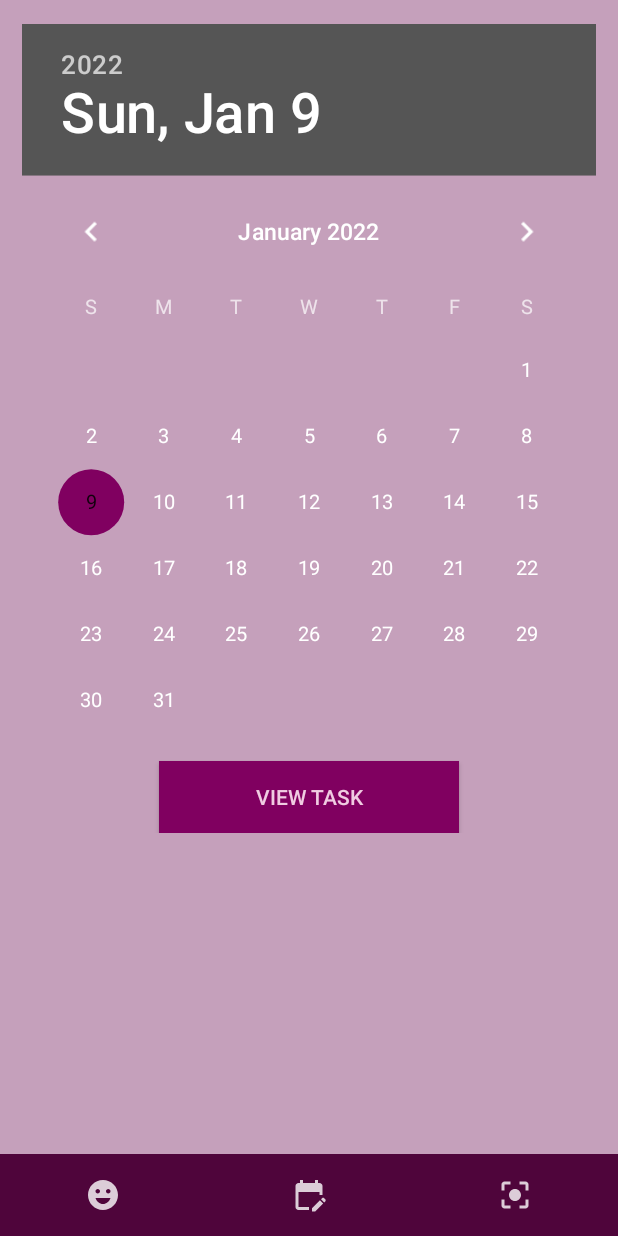
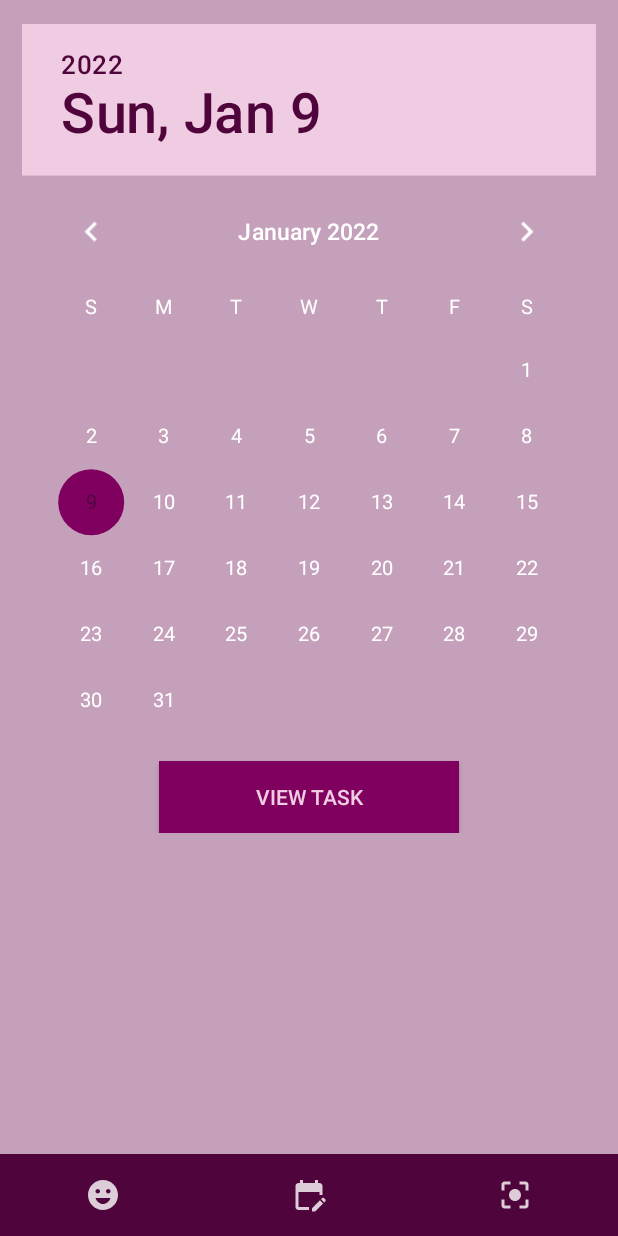
Before and after one commit to diaas14/PlanA, an Android app: the FirstCalendarTab screen opened directly, with no data from a screen before it, on a phone screen of 412 x 824 dp. Run offline under Robolectric (Android 15) with nearby library versions, the phone set to English and light mode, and no system bars.

Commit message:
styles updated

```diff
--- a/app/src/main/res/layout/activity_first_calendar_tab.xml
+++ b/app/src/main/res/layout/activity_first_calendar_tab.xml
@@ -19,12 +19,11 @@
             android:layout_centerHorizontal="true"
             android:layout_gravity="center"
             android:layout_marginTop="37dp"
-            android:dateTextAppearance="@style/CalenderViewDateCustomText"
             android:scaleX="1.1"
             android:scaleY="1.1"
-            android:theme="@style/CalenderViewCustom"
-            android:weekDayTextAppearance="@style/CalenderViewWeekCustomText" />
-        />
+            android:theme="@style/MyDatePickerStyle"
+
+            />
 
         <Button
             android:id="@+id/buttonTask"
--- a/app/src/main/res/layout/activity_task_form.xml
+++ b/app/src/main/res/layout/activity_task_form.xml
@@ -60,8 +60,10 @@
         android:layout_width="match_parent"
         android:layout_height="wrap_content"
         android:layout_below="@id/editTextDesc"
+        android:layout_marginTop="20dp"
         android:layout_margin="10dp"
-        ></TimePicker>
+        android:layout_marginBottom="10dp"
+        android:theme="@style/MyTimePickerDialogStyle"></TimePicker>
 
     <Switch
         android:id="@+id/switchDone"
@@ -69,6 +71,7 @@
         android:layout_height="wrap_content"
         android:layout_below="@id/timePickerForm"
         android:layout_alignStart="@id/timePickerForm"
+        android:layout_margin="10dp"
         android:minHeight="48dp"
         android:text="Mark as done"
         android:textColor="@color/burgundy"
@@ -80,6 +83,7 @@
         android:layout_height="wrap_content"
         android:background="@color/burgundy"
         android:textColor="@color/white"
+        android:layout_margin="10dp"
         android:layout_below="@id/timePickerForm"
         android:layout_alignEnd="@id/timePickerForm"
         android:text="Finish" />
--- a/app/src/main/res/values/styles.xml
+++ b/app/src/main/res/values/styles.xml
@@ -1,24 +1,35 @@
 <?xml version="1.0" encoding="utf-8"?>
 <resources>
-    <style name="CalenderViewCustom" parent="Theme.AppCompat">
-
-        <item name="colorAccent">@color/pink</item>
-
-        <item name="colorPrimary">@color/white</item>
-    </style>
-
-    <style name="CalenderViewDateCustomText" parent="android:TextAppearance.DeviceDefault.Small">
+    <style name="MyDatePickerStyle" parent="Theme.AppCompat.Light.Dialog">
+        <item name="colorAccent">@color/rose_gold</item>
+        <!--selected Item color-->
+        <item name="colorControlActivated">@color/pink</item>
+        <!-- arrow bordercolor(<>)-->
+        <!--<item name="android:selectableItemBackgroundBorderless">@color/pink</item>-->
+        <!-- Highlight item color-->
+        <item name="colorControlHighlight">@color/white</item>
+        <!--Calender Background color -->
+        <item name="android:windowBackground">@color/rose_gold</item>
+        <!-- Ok Cancel Color-->
         <item name="android:textColor">@color/white</item>
-        <item name="android:weekNumberColor">@color/pink</item>
-        <item name="android:textSize">20dp</item>
-        <item name="android:textStyle">bold</item>
+        <!-- Week TextColor-->
+        <item name="android:textColorSecondary">@color/white</item>
+        <!-- Calender Number color arrow color (< >) -->
+        <item name="android:textColorPrimary">@color/white</item>
+        <!--day , month-->
+        <item name="android:textColorPrimaryInverse">@color/burgundy</item>
+        <!-- year-->
+        <item name="android:textColorSecondaryInverse">@color/burgundy</item>
 
     </style>
 
-    <style name="CalenderViewWeekCustomText" parent="android:TextAppearance.DeviceDefault.Small">
-        <item name="android:textColor">@color/rose_gold</item>
-        <item name="android:textSize">20dp</item>
-        <item name="android:textStyle">bold</item>
+
+    <style name="MyTimePickerDialogStyle" parent="@style/ThemeOverlay.AppCompat.Dialog.Alert">
+        <item name="showTitle">false</item>
+        <item name="colorControlActivated">@color/pink</item>
+        <item name="colorAccent">@color/rose_gold</item>
+        <item name="android:textColorPrimary">@color/burgundy</item>
+        <item name="android:textColorSecondary">@color/rose_gold</item>
     </style>
 
 </resources>
```
